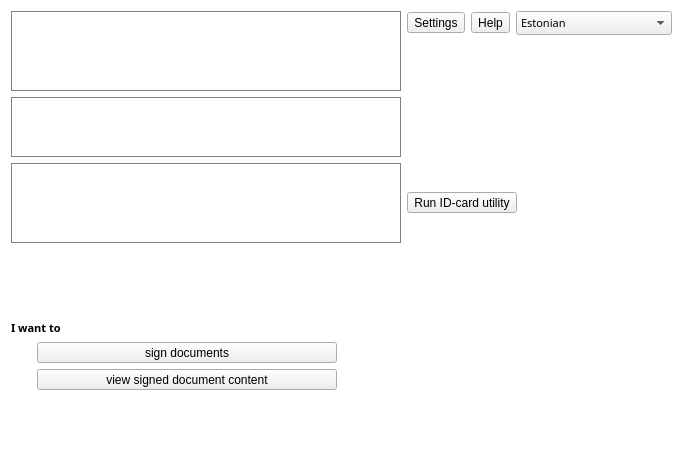
The window that qdigidocclient/trunk/src/ui/MainWindow.ui (tixsys/esteid) describes before a commit, drawn with Qt 5.
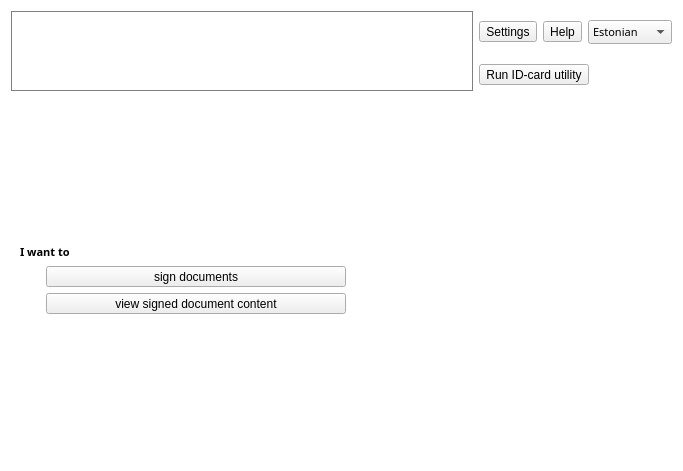
The same window after the commit. Icons and pictures are not drawn.

Commit message: Remove unneeded info boxes Ticket #50

Patch:
```diff
--- a/qdigidocclient/trunk/src/ui/MainWindow.ui
+++ b/qdigidocclient/trunk/src/ui/MainWindow.ui
@@ -33,18 +33,14 @@
 QCheckBox,
 QLineEdit
 { font: 8pt "Arial Baltic"; }
-#labelCardInfo,
-#labelCardOwner,
-#homeCertInfo
+#cardInfo
 { border: 1px solid gray; background: white; padding-left: 10px; }</string>
   </property>
   <layout class="QVBoxLayout" name="MainLayout" >
    <item>
     <layout class="QGridLayout" name="headerLayout" >
      <item rowspan="2" row="0" column="0" >
-      <layout class="QVBoxLayout" name="headerLabelLayout" >
-       <item>
-        <widget class="QLabel" name="labelCardInfo" >
+      <widget class="QLabel" name="cardInfo" >
          <property name="minimumSize" >
           <size>
            <width>390</width>
@@ -52,24 +48,6 @@
           </size>
          </property>
         </widget>
-       </item>
-       <item>
-        <widget class="QLabel" name="labelCardOwner" >
-         <property name="minimumSize" >
-          <size>
-           <width>0</width>
-           <height>60</height>
-          </size>
-         </property>
-         <property name="maximumSize" >
-          <size>
-           <width>16777215</width>
-           <height>60</height>
-          </size>
-         </property>
-        </widget>
-       </item>
-      </layout>
      </item>
      <item row="0" column="1" >
       <layout class="QHBoxLayout" name="headerButtonLayout" >
@@ -177,43 +155,6 @@
       </layout>
      </item>
      <item row="1" column="1" >
-      <spacer name="headerButtonSpacer" >
-       <property name="orientation" >
-        <enum>Qt::Vertical</enum>
-       </property>
-       <property name="sizeHint" stdset="0" >
-        <size>
-         <width>20</width>
-         <height>107</height>
-        </size>
-       </property>
-      </spacer>
-     </item>
-    </layout>
-   </item>
-   <item>
-    <widget class="QStackedWidget" name="stack" >
-     <property name="currentIndex" >
-      <number>0</number>
-     </property>
-     <widget class="QWidget" name="home" >
-      <layout class="QGridLayout" name="homeLayout" >
-       <property name="margin" >
-        <number>0</number>
-       </property>
-       <item row="0" column="0" colspan="3" >
-        <layout class="QHBoxLayout" name="homeCertInfoLayout" >
-         <item>
-          <widget class="QLabel" name="homeCertInfo" >
-           <property name="minimumSize" >
-            <size>
-             <width>390</width>
-             <height>80</height>
-            </size>
-           </property>
-          </widget>
-         </item>
-         <item>
           <widget class="QToolButton" name="homeOpenUtility" >
            <property name="text" >
             <string>Run ID-card utility</string>
@@ -233,22 +174,16 @@
            </property>
           </widget>
          </item>
-         <item>
-          <spacer name="homeCertInfoSpacer" >
-           <property name="orientation" >
-            <enum>Qt::Horizontal</enum>
-           </property>
-           <property name="sizeHint" stdset="0" >
-            <size>
-             <width>107</width>
-             <height>20</height>
-            </size>
-           </property>
-          </spacer>
-         </item>
-        </layout>
-       </item>
-       <item row="1" column="2" >
+    </layout>
+   </item>
+   <item>
+    <widget class="QStackedWidget" name="stack" >
+     <property name="currentIndex" >
+      <number>0</number>
+     </property>
+     <widget class="QWidget" name="home" >
+      <layout class="QGridLayout" name="homeLayout" >
+       <item row="0" column="2" >
         <spacer name="verticalSpacer_4" >
          <property name="orientation" >
           <enum>Qt::Vertical</enum>
@@ -261,7 +196,7 @@
          </property>
         </spacer>
        </item>
-       <item row="2" column="0" colspan="2" >
+       <item row="1" column="0" colspan="2" >
         <widget class="QLabel" name="homeActionLabel" >
          <property name="font" >
           <font>
@@ -280,7 +215,7 @@
          </property>
         </widget>
        </item>
-       <item row="3" column="0" >
+       <item row="2" column="0" >
         <spacer name="horizontalSpacer_2" >
          <property name="orientation" >
           <enum>Qt::Horizontal</enum>
@@ -296,7 +231,7 @@
          </property>
         </spacer>
        </item>
-       <item row="3" column="1" >
+       <item row="2" column="1" >
         <widget class="QToolButton" name="homeSignBDoc" >
          <property name="minimumSize" >
           <size>
@@ -322,7 +257,7 @@
          </property>
         </widget>
        </item>
-       <item row="3" column="2" >
+       <item row="2" column="2" >
         <spacer name="horizontalSpacer_3" >
          <property name="orientation" >
           <enum>Qt::Horizontal</enum>
@@ -335,7 +270,7 @@
          </property>
         </spacer>
        </item>
-       <item row="4" column="1" >
+       <item row="3" column="1" >
         <widget class="QToolButton" name="homeViewBDoc" >
          <property name="minimumSize" >
           <size>
@@ -361,7 +296,7 @@
          </property>
         </widget>
        </item>
-       <item row="5" column="2" >
+       <item row="4" column="2" >
         <spacer name="verticalSpacer_3" >
          <property name="orientation" >
           <enum>Qt::Vertical</enum>
```
Lines whose indentation alone changed are shown as unchanged. The commit also changes 1 other file.
